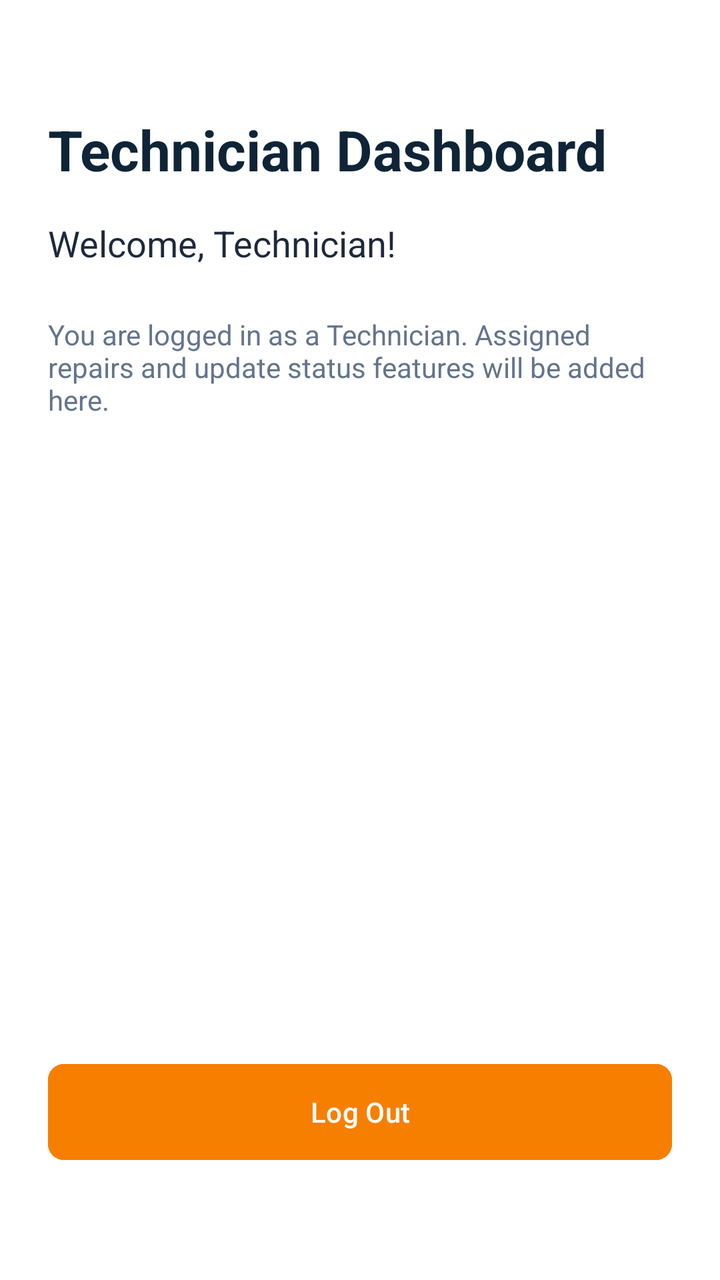
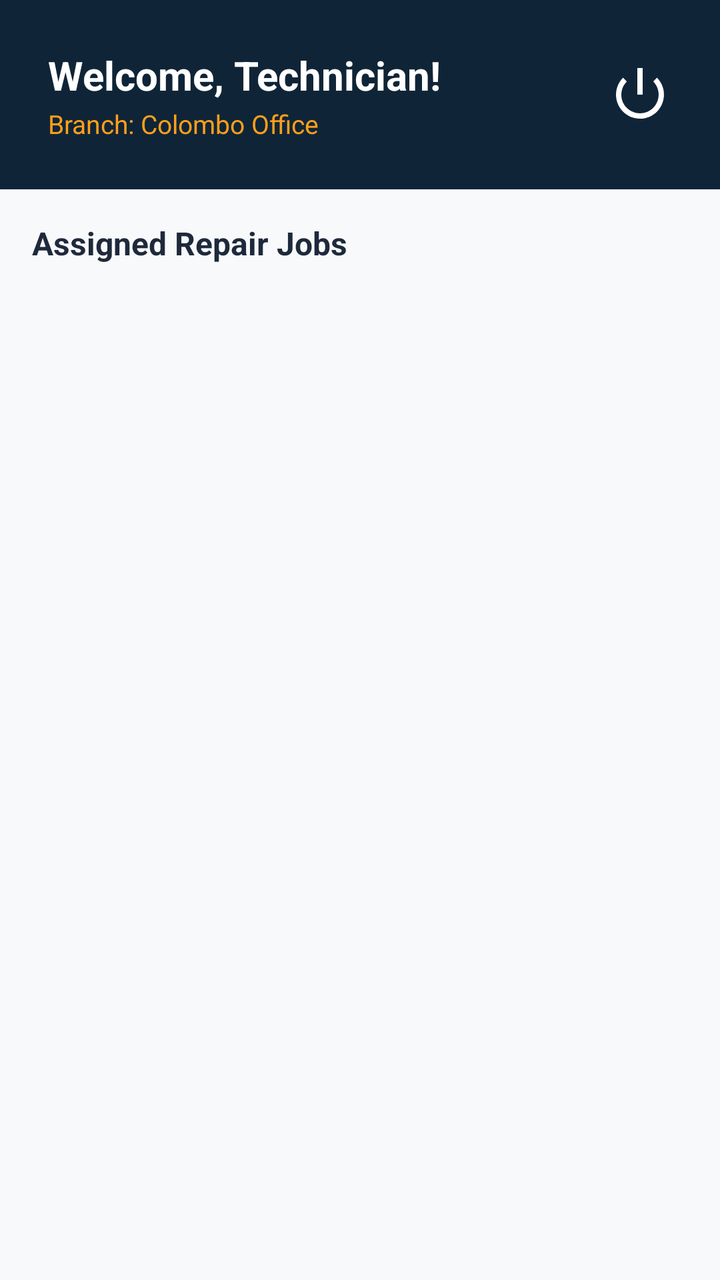

Before-and-after screenshots of an Android layout around one commit, followed by the original layout XML and the change that was made.
<!-- AndroidManifest.xml: application theme Theme.TechFix -->
<!-- res/layout/activity_technician_dashboard.xml -->
<?xml version="1.0" encoding="utf-8"?>
<androidx.constraintlayout.widget.ConstraintLayout
    xmlns:android="http://schemas.android.com/apk/res/android"
    xmlns:app="http://schemas.android.com/apk/res-auto"
    xmlns:tools="http://schemas.android.com/tools"
    android:layout_width="match_parent"
    android:layout_height="match_parent"
    android:padding="24dp"
    android:background="@color/backgroundColor"
    tools:context="com.techfix.app.technician.TechnicianDashboardActivity">

    <TextView
        android:id="@+id/dashboardTitle"
        android:layout_width="wrap_content"
        android:layout_height="wrap_content"
        android:text="Technician Dashboard"
        android:textSize="28sp"
        android:textStyle="bold"
        android:textColor="@color/primaryColor"
        android:layout_marginTop="32dp"
        app:layout_constraintTop_toTopOf="parent"
        app:layout_constraintStart_toStartOf="parent" />

    <TextView
        android:id="@+id/welcomeUserText"
        android:layout_width="wrap_content"
        android:layout_height="wrap_content"
        android:text="Welcome, Technician!"
        android:textSize="18sp"
        android:textColor="@color/textPrimary"
        android:layout_marginTop="16dp"
        app:layout_constraintTop_toBottomOf="@id/dashboardTitle"
        app:layout_constraintStart_toStartOf="parent" />

    <TextView
        android:id="@+id/tempMessage"
        android:layout_width="match_parent"
        android:layout_height="wrap_content"
        android:text="You are logged in as a Technician. Assigned repairs and update status features will be added here."
        android:textSize="14sp"
        android:textColor="@color/textSecondary"
        android:layout_marginTop="24dp"
        app:layout_constraintTop_toBottomOf="@id/welcomeUserText" />

    <com.google.android.material.button.MaterialButton
        android:id="@+id/logoutButton"
        android:layout_width="match_parent"
        android:layout_height="56dp"
        android:text="Log Out"
        android:backgroundTint="@color/secondaryColor"
        android:textColor="@color/white"
        app:cornerRadius="8dp"
        android:layout_marginBottom="32dp"
        app:layout_constraintBottom_toBottomOf="parent" />

</androidx.constraintlayout.widget.ConstraintLayout>
<!-- resources referenced by this layout -->
<resources>
  <color name="backgroundColor">#FFFFFF</color>
  <color name="primaryColor">#0F2537</color>
  <color name="secondaryColor">#F77F00</color>
  <color name="textPrimary">#1E293B</color>
  <color name="textSecondary">#64748B</color>
  <color name="white">#FFFFFFFF</color>
  <style name="Theme.TechFix" parent="Base.Theme.TechFix" />
  <style name="Base.Theme.TechFix" parent="Theme.Material3.DayNight.NoActionBar">
          
          <item name="colorPrimary">@color/primaryColor</item>
          <item name="colorPrimaryDark">@color/primaryDarkColor</item>
          <item name="colorSecondary">@color/secondaryColor</item>
          <item name="colorError">@color/errorColor</item>
          
          
          <item name="android:windowBackground">@color/backgroundColor</item>
          <item name="colorSurface">@color/surfaceColor</item>
          <item name="colorOnPrimary">@color/white</item>
          <item name="colorOnSecondary">@color/white</item>
      </style>
  <color name="primaryDarkColor">#081426</color>
  <color name="errorColor">#D00000</color>
  <color name="surfaceColor">#F8F9FA</color>
</resources>

<!-- the commit's change to res/layout/activity_technician_dashboard.xml (unified diff, before → after) -->
@@ -1,56 +1,87 @@
 <?xml version="1.0" encoding="utf-8"?>
-<androidx.constraintlayout.widget.ConstraintLayout
+<androidx.constraintlayout.widget.ConstraintLayout 
     xmlns:android="http://schemas.android.com/apk/res/android"
     xmlns:app="http://schemas.android.com/apk/res-auto"
     xmlns:tools="http://schemas.android.com/tools"
     android:layout_width="match_parent"
     android:layout_height="match_parent"
-    android:padding="24dp"
-    android:background="@color/backgroundColor"
+    android:background="@color/surfaceColor"
     tools:context="com.techfix.app.technician.TechnicianDashboardActivity">
 
+    
+    <RelativeLayout
+        android:id="@+id/headerBar"
+        android:layout_width="match_parent"
+        android:layout_height="wrap_content"
+        android:background="@color/primaryColor"
+        android:padding="24dp"
+        app:layout_constraintTop_toTopOf="parent">
+
+        <TextView
+            android:id="@+id/technicianNameText"
+            android:layout_width="wrap_content"
+            android:layout_height="wrap_content"
+            android:text="Welcome, Technician!"
+            android:textSize="20sp"
+            android:textStyle="bold"
+            android:textColor="@color/white" />
+
+        <TextView
+            android:id="@+id/technicianBranchText"
+            android:layout_width="wrap_content"
+            android:layout_height="wrap_content"
+            android:text="Branch: Colombo Office"
+            android:textSize="13sp"
+            android:textColor="@color/secondaryLightColor"
+            android:layout_below="@id/technicianNameText"
+            android:layout_marginTop="2dp" />
+
+        <ImageView
+            android:id="@+id/logoutIcon"
+            android:layout_width="32dp"
+            android:layout_height="32dp"
+            android:layout_alignParentEnd="true"
+            android:layout_centerVertical="true"
+            android:src="@android:drawable/ic_lock_power_off"
+            android:contentDescription="Log Out"
+            app:tint="@color/white" />
+    </RelativeLayout>
+
+    
     <TextView
-        android:id="@+id/dashboardTitle"
+        android:id="@+id/jobListTitle"
         android:layout_width="wrap_content"
         android:layout_height="wrap_content"
-        android:text="Technician Dashboard"
-        android:textSize="28sp"
+        android:text="Assigned Repair Jobs"
+        android:textSize="16sp"
         android:textStyle="bold"
-        android:textColor="@color/primaryColor"
-        android:layout_marginTop="32dp"
-        app:layout_constraintTop_toTopOf="parent"
+        android:textColor="@color/textPrimary"
+        android:layout_margin="16dp"
+        app:layout_constraintTop_toBottomOf="@id/headerBar"
         app:layout_constraintStart_toStartOf="parent" />
 
+    
+    <androidx.recyclerview.widget.RecyclerView
+        android:id="@+id/jobsRecyclerView"
+        android:layout_width="match_parent"
+        android:layout_height="0dp"
+        android:layout_marginTop="8dp"
+        app:layout_constraintTop_toBottomOf="@id/jobListTitle"
+        app:layout_constraintBottom_toBottomOf="parent"
+        tools:listitem="@android:layout/simple_list_item_2" />
+
+    
     <TextView
-        android:id="@+id/welcomeUserText"
+        android:id="@+id/noJobsText"
         android:layout_width="wrap_content"
         android:layout_height="wrap_content"
-        android:text="Welcome, Technician!"
-        android:textSize="18sp"
-        android:textColor="@color/textPrimary"
-        android:layout_marginTop="16dp"
-        app:layout_constraintTop_toBottomOf="@id/dashboardTitle"
-        app:layout_constraintStart_toStartOf="parent" />
-
-    <TextView
-        android:id="@+id/tempMessage"
-        android:layout_width="match_parent"
-        android:layout_height="wrap_content"
-        android:text="You are logged in as a Technician. Assigned repairs and update status features will be added here."
+        android:text="No repair jobs assigned to your branch yet."
+        android:textColor="@color/textSecondary"
         android:textSize="14sp"
-        android:textColor="@color/textSecondary"
-        android:layout_marginTop="24dp"
-        app:layout_constraintTop_toBottomOf="@id/welcomeUserText" />
-
-    <com.google.android.material.button.MaterialButton
-        android:id="@+id/logoutButton"
-        android:layout_width="match_parent"
-        android:layout_height="56dp"
-        android:text="Log Out"
-        android:backgroundTint="@color/secondaryColor"
-        android:textColor="@color/white"
-        app:cornerRadius="8dp"
-        android:layout_marginBottom="32dp"
-        app:layout_constraintBottom_toBottomOf="parent" />
+        android:visibility="gone"
+        app:layout_constraintTop_toTopOf="parent"
+        app:layout_constraintBottom_toBottomOf="parent"
+        app:layout_constraintStart_toStartOf="parent"
+        app:layout_constraintEnd_toEndOf="parent" />
 
 </androidx.constraintlayout.widget.ConstraintLayout>
<!-- resource entries referenced after the edit -->
@@ -1,8 +1,8 @@
 <!-- resources referenced by this layout -->
 <resources>
-  <color name="backgroundColor">#FFFFFF</color>
   <color name="primaryColor">#0F2537</color>
-  <color name="secondaryColor">#F77F00</color>
+  <color name="secondaryLightColor">#FF9F1C</color>
+  <color name="surfaceColor">#F8F9FA</color>
   <color name="textPrimary">#1E293B</color>
   <color name="textSecondary">#64748B</color>
   <color name="white">#FFFFFFFF</color>
@@ -21,7 +21,8 @@
           <item name="colorOnSecondary">@color/white</item>
       </style>
   <color name="primaryDarkColor">#081426</color>
+  <color name="secondaryColor">#F77F00</color>
   <color name="errorColor">#D00000</color>
-  <color name="surfaceColor">#F8F9FA</color>
+  <color name="backgroundColor">#FFFFFF</color>
 </resources>
 
